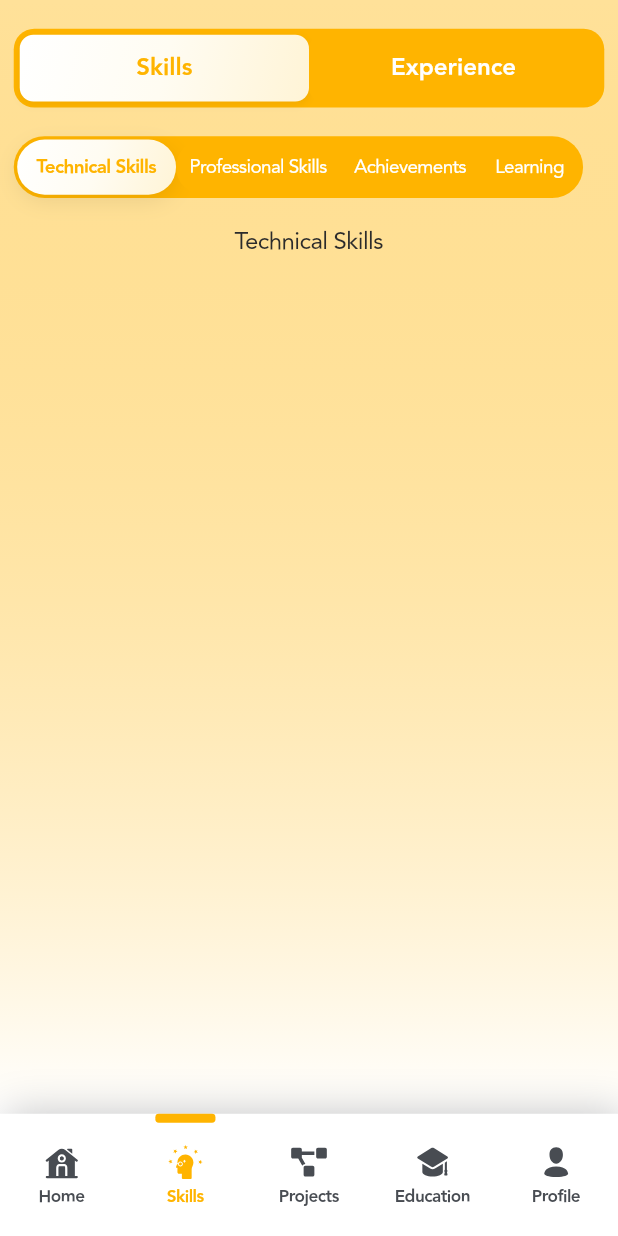
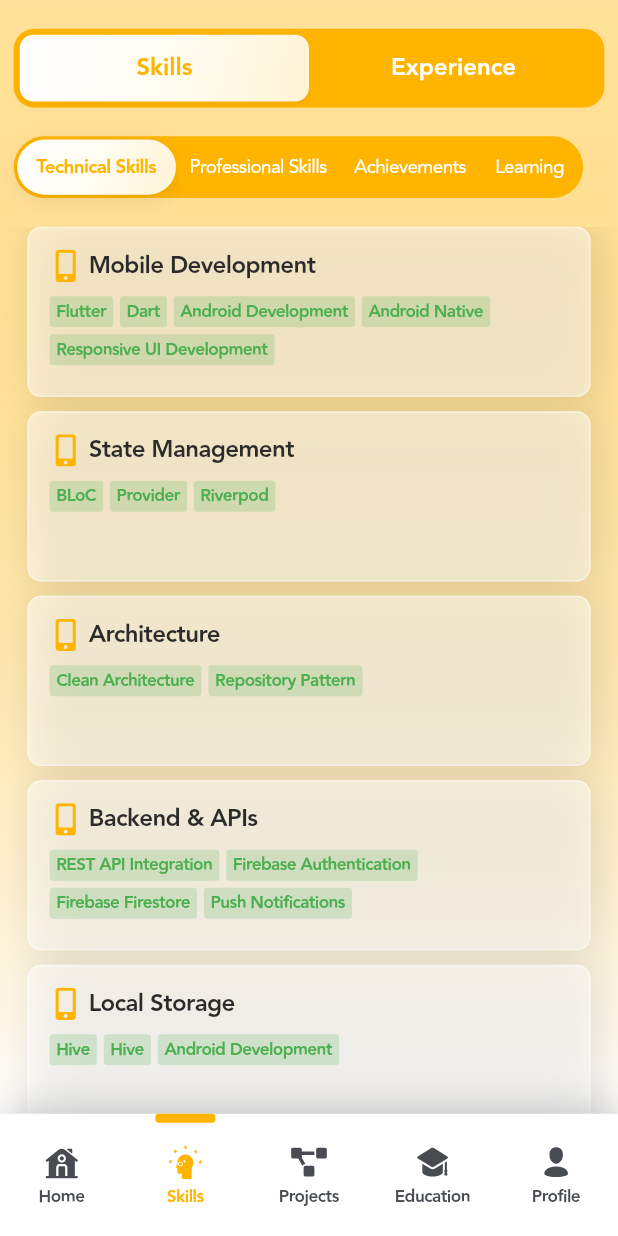
Before and after one commit to DMPDissanayake/Dmp_Portfolio_App, a Flutter app: the screen it shows after launch, item 2 of the bottom bar chosen, on a phone screen of 412 x 824 dp. Run offline on Flutter 3.47's test engine with Material 3 defaults, Android fonts, the phone set to English and light mode, and no system bars; our stand-ins replace bloc, fl_chart, flutter_bloc, flutter_screenutil, flutter_svg, go_router and 3 more; network calls fail.

Commit message:
Technical skills card develop

```diff
--- a/lib/features/skils/presentation/screen/skils_view.dart
+++ b/lib/features/skils/presentation/screen/skils_view.dart
@@ -1,8 +1,11 @@
 import 'package:dmpportfolioapp/features/skils/presentation/bloc/skils_bloc.dart';
+import 'package:dmpportfolioapp/features/skils/presentation/widgets/professional_skills_card.dart';
+import 'package:dmpportfolioapp/features/skils/presentation/widgets/techical_skills_card.dart';
 import 'package:dmpportfolioapp/shared/common/custom_segmented_control_widget.dart';
 import 'package:dmpportfolioapp/shared/common/custom_tab_bar_widget.dart';
 import 'package:dmpportfolioapp/utils/app_colors.dart';
 import 'package:dmpportfolioapp/utils/app_dimensions.dart';
+import 'package:dmpportfolioapp/utils/app_images.dart';
 import 'package:flutter/material.dart';
 import 'package:flutter_bloc/flutter_bloc.dart';
 import 'package:flutter_screenutil/flutter_screenutil.dart';
@@ -76,41 +79,94 @@ class _SkilsViewState extends State<SkilsView> {
                           SizedBox(height: 16.h),
                           if (_selectedIndex == 0)
                             Expanded(
-                              child: Column(
-                                crossAxisAlignment: CrossAxisAlignment.start,
-                                children: [
-                                  Text(
-                                    'Technical Skills',
-                                    style: TextStyle(
-                                      fontWeight: FontWeight.w400,
-                                      fontSize: AppDimensions.kFontSize14,
-                                      height: AppDimensions.kLineHeight14(18),
-                                      letterSpacing:
-                                          AppDimensions.kLetterSpacing14(-2.5),
-                                      color: AppColors.initColors()
-                                          .textBlackColor1,
+                              child: SingleChildScrollView(
+                                child: Column(
+                                  crossAxisAlignment: CrossAxisAlignment.start,
+                                  children: [
+                                    TechicalSkillsCard(
+                                      icon: AppImages.svgMobileDelopment,
+                                      title: 'Mobile Development',
+                                      skillsList: [
+                                        'Flutter',
+                                        'Dart',
+                                        'Android Development',
+                                        'Android Native',
+                                        'Responsive UI Development',
+                                      ],
                                     ),
-                                  ),
-                                  SizedBox(height: 16.h),
-                                ],
+                                    SizedBox(height: 8.h),
+                                    TechicalSkillsCard(
+                                      icon: AppImages.svgMobileDelopment,
+                                      title: 'State Management',
+                                      skillsList: [
+                                        'BLoC',
+                                        'Provider',
+                                        'Riverpod',
+                                      ],
+                                    ),
+                                    SizedBox(height: 8.h),
+                                    TechicalSkillsCard(
+                                      icon: AppImages.svgMobileDelopment,
+                                      title: 'Architecture',
+                                      skillsList: [
+                                        'Clean Architecture',
+                                        'Repository Pattern',
+                                      ],
+                                    ),
+                                    SizedBox(height: 8.h),
+                                    TechicalSkillsCard(
+                                      icon: AppImages.svgMobileDelopment,
+                                      title: 'Backend & APIs',
+                                      skillsList: [
+                                        'REST API Integration',
+                                        'Firebase Authentication',
+                                        'Firebase Firestore',
+                                        'Push Notifications',
+                                      ],
+                                    ),
+                                    SizedBox(height: 8.h),
+                                    TechicalSkillsCard(
+                                      icon: AppImages.svgMobileDelopment,
+                                      title: 'Local Storage',
+                                      skillsList: [
+                                        'Hive',
+                                        'Hive',
+                                        'Android Development',
+                                      ],
+                                    ),
+                                    SizedBox(height: 8.h),
+                                    SizedBox(height: 8.h),
+                                    TechicalSkillsCard(
+                                      icon: AppImages.svgMobileDelopment,
+                                      title: 'Tools & Platforms',
+                                      skillsList: [
+                                        'Git & GitHub',
+                                        'Android Studio',
+                                        'VS Code',
+                                        'Postman',
+                                        'FlutterFire CLI',
+                                      ],
+                                    ),
+                                    SizedBox(height: 8.h),
+                                    TechicalSkillsCard(
+                                      icon: AppImages.svgMobileDelopment,
+                                      title: 'Testing & QA',
+                                      skillsList: [
+                                        'Manual Testing',
+                                        'Debugging',
+                                        'Widget Testing',
+                                        'API Testing',
+                                      ],
+                                    ),
+                                  ],
+                                ),
                               ),
                             ),
                           if (_selectedIndex == 1)
                             Expanded(
                               child: Column(
                                 children: [
-                                  Text(
-                                    'Professional Skills',
-                                    style: TextStyle(
-                                      fontWeight: FontWeight.w400,
-                                      fontSize: AppDimensions.kFontSize14,
-                                      height: AppDimensions.kLineHeight14(18),
-                                      letterSpacing:
-                                          AppDimensions.kLetterSpacing14(-2.5),
-                                      color: AppColors.initColors()
-                                          .textBlackColor1,
-                                    ),
-                                  ),
+                                  ProfessionalSkillsCard(),
                                   SizedBox(height: 16.h),
                                 ],
                               ),
--- /dev/null
+++ b/lib/features/skils/presentation/widgets/professional_skills_card.dart
@@ -0,0 +1,71 @@
+import 'package:dmpportfolioapp/features/projects/presentation/widgets/project_skills_laber.dart';
+import 'package:dmpportfolioapp/utils/app_colors.dart';
+import 'package:dmpportfolioapp/utils/app_dimensions.dart';
+import 'package:flutter/material.dart';
+import 'package:flutter_screenutil/flutter_screenutil.dart';
+import 'package:flutter_svg/flutter_svg.dart';
+
+class ProfessionalSkillsCard extends StatefulWidget {
+  const ProfessionalSkillsCard({super.key});
+
+  @override
+  State<ProfessionalSkillsCard> createState() => _ProfessionalSkillsCardState();
+}
+
+class _ProfessionalSkillsCardState extends State<ProfessionalSkillsCard> {
+  @override
+  Widget build(BuildContext context) {
+    return Container(
+      width: double.infinity,
+      height: 95.h,
+      margin: EdgeInsets.symmetric(horizontal: 16.w),
+      decoration: BoxDecoration(
+        color: AppColors.initColors().nonChangeWhite.withOpacity(0.5),
+        borderRadius: BorderRadius.circular(8.r),
+        border: Border.all(
+          width: 1,
+          color: AppColors.initColors().nonChangeWhite.withOpacity(0.5),
+        ),
+        boxShadow: [
+          BoxShadow(
+            color: AppColors.initColors().nonChangeBlack.withOpacity(0.12),
+            offset: Offset(4, 0),
+            blurRadius: 24,
+            spreadRadius: 0,
+          ),
+        ],
+      ),
+      child: Padding(
+        padding: EdgeInsets.symmetric(horizontal: 12.w, vertical: 12.h),
+        child: Column(
+          mainAxisAlignment: MainAxisAlignment.start,
+          crossAxisAlignment: CrossAxisAlignment.start,
+          children: [
+            Row(
+              children: [
+                // SvgPicture.asset(
+                //   widget.icon,
+                //   fit: BoxFit.cover,
+                //   color: AppColors.initColors().primaryColor,
+                //   height: 18.h,
+                // ),
+                SizedBox(width: 4.h),
+                Text(
+                  'widget.title',
+                  style: TextStyle(
+                    fontWeight: FontWeight.w700,
+                    fontSize: AppDimensions.kFontSize14,
+                    height: AppDimensions.kLineHeight14(18),
+                    letterSpacing: AppDimensions.kLetterSpacing14(-2.5),
+                    color: AppColors.initColors().textBlackColor1,
+                  ),
+                ),
+              ],
+            ),
+            SizedBox(height: 8.h),
+          ],
+        ),
+      ),
+    );
+  }
+}
--- /dev/null
+++ b/lib/features/skils/presentation/widgets/techical_skills_card.dart
@@ -0,0 +1,93 @@
+import 'package:dmpportfolioapp/features/projects/presentation/widgets/project_skills_laber.dart';
+import 'package:dmpportfolioapp/utils/app_colors.dart';
+import 'package:dmpportfolioapp/utils/app_dimensions.dart';
+import 'package:flutter/material.dart';
+import 'package:flutter_screenutil/flutter_screenutil.dart';
+import 'package:flutter_svg/flutter_svg.dart';
+
+class TechicalSkillsCard extends StatefulWidget {
+  final String icon;
+  final String title;
+  final List<String> skillsList;
+  const TechicalSkillsCard({
+    super.key,
+    required this.icon,
+    required this.title,
+    required this.skillsList,
+  });
+
+  @override
+  State<TechicalSkillsCard> createState() => _TechicalSkillsCardState();
+}
+
+class _TechicalSkillsCardState extends State<TechicalSkillsCard> {
+  @override
+  Widget build(BuildContext context) {
+    return Container(
+      width: double.infinity,
+      height: 95.h,
+      margin: EdgeInsets.symmetric(horizontal: 16.w),
+      decoration: BoxDecoration(
+        color: AppColors.initColors().nonChangeWhite.withOpacity(0.5),
+        borderRadius: BorderRadius.circular(8.r),
+        border: Border.all(
+          width: 1,
+          color: AppColors.initColors().nonChangeWhite.withOpacity(0.5),
+        ),
+        boxShadow: [
+          BoxShadow(
+            color: AppColors.initColors().nonChangeBlack.withOpacity(0.12),
+            offset: Offset(4, 0),
+            blurRadius: 24,
+            spreadRadius: 0,
+          ),
+        ],
+      ),
+      child: Padding(
+        padding: EdgeInsets.symmetric(horizontal: 12.w, vertical: 12.h),
+        child: Column(
+          mainAxisAlignment: MainAxisAlignment.start,
+          crossAxisAlignment: CrossAxisAlignment.start,
+          children: [
+            Row(
+              children: [
+                SvgPicture.asset(
+                  widget.icon,
+                  fit: BoxFit.cover,
+                  color: AppColors.initColors().primaryColor,
+                  height: 18.h,
+                ),
+                SizedBox(width: 4.h),
+                Text(
+                  widget.title,
+                  style: TextStyle(
+                    fontWeight: FontWeight.w700,
+                    fontSize: AppDimensions.kFontSize14,
+                    height: AppDimensions.kLineHeight14(18),
+                    letterSpacing: AppDimensions.kLetterSpacing14(-2.5),
+                    color: AppColors.initColors().textBlackColor1,
+                  ),
+                ),
+              ],
+            ),
+            SizedBox(height: 8.h),
+
+            //Skills List
+            Wrap(
+              spacing: 4.w,
+              runSpacing: 4.h,
+              children: widget.skillsList
+                  .map(
+                    (tech) => ProjectSkillsLaber(
+                      label: tech,
+                      color: AppColors.initColors().successColor,
+                    ),
+                  )
+                  .toList(),
+            ),
+          ],
+        ),
+      ),
+    );
+  }
+}
--- a/lib/utils/app_images.dart
+++ b/lib/utils/app_images.dart
@@ -19,6 +19,7 @@ class AppImages {
   static const String svgEv = 'images/svg/svg_ev.svg';
   static const String svgUrl = 'images/svg/svg_url.svg';
   static const String svgGithub = 'images/svg/svg_github.svg';
+  static const String svgMobileDelopment = 'images/svg/svg_mobile_dev.svg';
 
   /// Animetion
   static const String mADevelopment =
```
Also changed, not shown: images/svg/svg_mobile_dev.svg (added).
